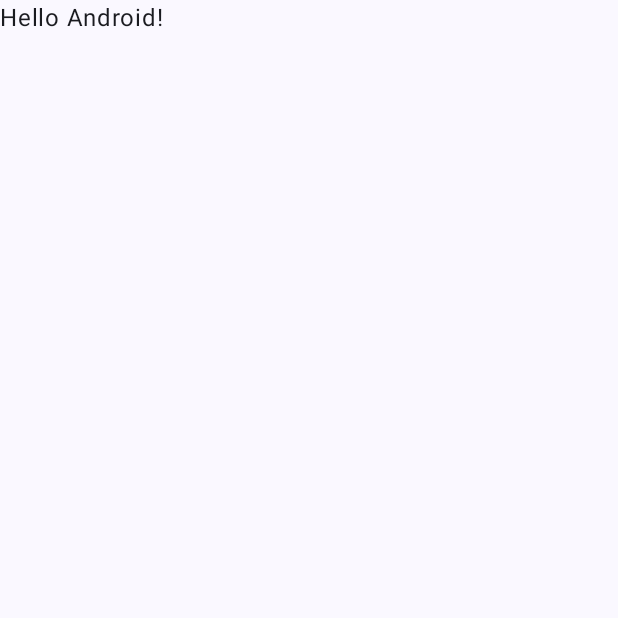
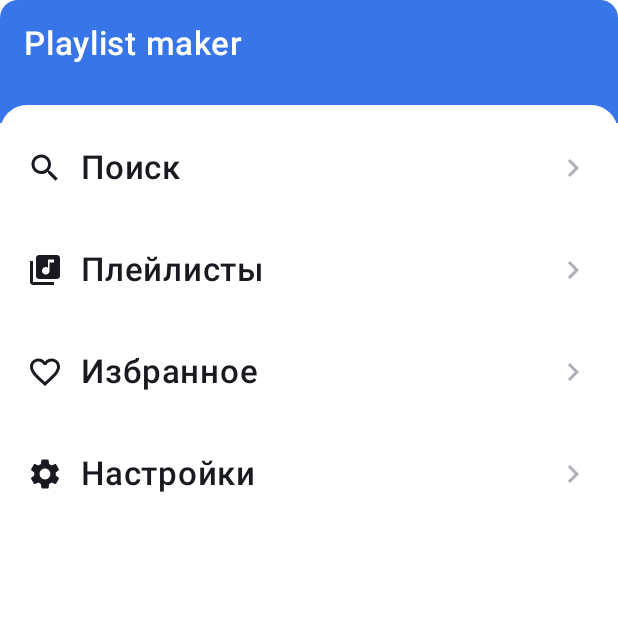
Before and after one commit to Akimov52/final-project-practicum, an Android app built with Jetpack Compose: the screen it shows after launch (MainActivity), on a phone screen of 412 x 824 dp, the top half of it. Before the commit the part shown is almost empty. Run offline under Robolectric (Android 15) with nearby library versions, the phone set to English and light mode, and no system bars.

Commit message:
Sprint 3 done

```diff
--- a/app/src/main/java/com/practicum/playlist_maker_android_akimovilya/MainActivity.kt
+++ b/app/src/main/java/com/practicum/playlist_maker_android_akimovilya/MainActivity.kt
@@ -1,47 +1,184 @@
 package com.practicum.playlist_maker_android_akimovilya
 
+import android.content.Intent
 import android.os.Bundle
+import android.widget.Toast
 import androidx.activity.ComponentActivity
 import androidx.activity.compose.setContent
-import androidx.activity.enableEdgeToEdge
-import androidx.compose.foundation.layout.fillMaxSize
-import androidx.compose.foundation.layout.padding
-import androidx.compose.material3.Scaffold
-import androidx.compose.material3.Text
+import androidx.compose.foundation.background
+import androidx.compose.foundation.clickable
+import androidx.compose.foundation.layout.*
+import androidx.compose.foundation.shape.RoundedCornerShape
+import androidx.compose.material.Icon
+import androidx.compose.material.MaterialTheme
+import androidx.compose.material.Text
 import androidx.compose.runtime.Composable
+import androidx.compose.material.icons.Icons
+import androidx.compose.material.icons.filled.ChevronRight
+import androidx.compose.material.icons.filled.LibraryMusic
+import androidx.compose.material.icons.filled.Search
+import androidx.compose.material.icons.filled.Settings
+import androidx.compose.material.icons.outlined.FavoriteBorder
+import androidx.compose.ui.Alignment
 import androidx.compose.ui.Modifier
-import androidx.compose.ui.tooling.preview.Preview
-import com.practicum.playlist_maker_android_akimovilya.ui.theme.PlaylistmakerandroidAkimovIlyaTheme
+import androidx.compose.ui.draw.clip
+import androidx.compose.ui.graphics.Color
+import androidx.compose.ui.graphics.vector.ImageVector
+import androidx.compose.ui.text.font.FontWeight
+import androidx.compose.ui.unit.dp
+import androidx.compose.ui.unit.sp
 
 class MainActivity : ComponentActivity() {
+
     override fun onCreate(savedInstanceState: Bundle?) {
         super.onCreate(savedInstanceState)
-        enableEdgeToEdge()
+
         setContent {
-            PlaylistmakerandroidAkimovIlyaTheme {
-                Scaffold(modifier = Modifier.fillMaxSize()) { innerPadding ->
-                    Greeting(
-                        name = "Android",
-                        modifier = Modifier.padding(innerPadding)
-                    )
-                }
+            MaterialTheme {
+                MainScreen(
+                    onSearchClick = {
+                        startActivity(
+                            Intent(this, SearchActivity::class.java)
+                        )
+                    },
+                    onPlaylistClick = {
+                        Toast.makeText(
+                            this,
+                            "Нажата кнопка \"Плейлисты\"",
+                            Toast.LENGTH_SHORT
+                        ).show()
+                    },
+                    onFavoritesClick = {
+                        Toast.makeText(
+                            this,
+                            "Нажата кнопка \"Избранное\"",
+                            Toast.LENGTH_SHORT
+                        ).show()
+                    },
+                    onSettingsClick = {
+                        startActivity(
+                            Intent(this, SettingsActivity::class.java)
+                        )
+                    }
+                )
             }
         }
     }
 }
 
 @Composable
-fun Greeting(name: String, modifier: Modifier = Modifier) {
-    Text(
-        text = "Hello $name!",
-        modifier = modifier
-    )
+fun MainScreen(
+    onSearchClick: () -> Unit,
+    onPlaylistClick: () -> Unit,
+    onFavoritesClick: () -> Unit,
+    onSettingsClick: () -> Unit
+) {
+    val blue = Color(0xFF3775E8)
+
+    Column(
+        modifier = Modifier
+            .fillMaxSize()
+            .background(Color.White)
+    ) {
+        Box(
+            modifier = Modifier
+                .fillMaxWidth()
+                .height(82.dp)
+                .background(
+                    blue,
+                    RoundedCornerShape(
+                        topStart = 12.dp,
+                        topEnd = 12.dp
+                    )
+                )
+                .padding(16.dp),
+            contentAlignment = Alignment.TopStart
+        ) {
+            Text(
+                text = "Playlist maker",
+                color = Color.White,
+                fontSize = 22.sp,
+                fontWeight = FontWeight.SemiBold
+            )
+        }
+
+        Column(
+            modifier = Modifier
+                .fillMaxSize()
+                .offset(y = (-12).dp)
+                .clip(
+                    RoundedCornerShape(
+                        topStart = 18.dp,
+                        topEnd = 18.dp
+                    )
+                )
+                .background(Color.White)
+                .padding(top = 8.dp)
+        ) {
+            MenuItem(
+                title = "Поиск",
+                icon = Icons.Default.Search,
+                onClick = onSearchClick
+            )
+
+            MenuItem(
+                title = "Плейлисты",
+                icon = Icons.Default.LibraryMusic,
+                onClick = onPlaylistClick
+            )
+
+            MenuItem(
+                title = "Избранное",
+                icon = Icons.Outlined.FavoriteBorder,
+                onClick = onFavoritesClick
+            )
+
+            MenuItem(
+                title = "Настройки",
+                icon = Icons.Default.Settings,
+                onClick = onSettingsClick
+            )
+        }
+    }
 }
 
-@Preview(showBackground = true)
 @Composable
-fun GreetingPreview() {
-    PlaylistmakerandroidAkimovIlyaTheme {
-        Greeting("Android")
+fun MenuItem(
+    title: String,
+    icon: ImageVector,
+    onClick: () -> Unit
+) {
+    Row(
+        modifier = Modifier
+            .fillMaxWidth()
+            .height(68.dp)
+            .clickable { onClick() }
+            .padding(horizontal = 18.dp),
+        verticalAlignment = Alignment.CenterVertically
+    ) {
+        Icon(
+            imageVector = icon,
+            contentDescription = title,
+            tint = Color(0xFF19191F),
+            modifier = Modifier.size(24.dp)
+        )
+
+        Spacer(modifier = Modifier.width(12.dp))
+
+        Text(
+            text = title,
+            fontSize = 22.sp,
+            fontWeight = FontWeight.Medium,
+            color = Color(0xFF19191F)
+        )
+
+        Spacer(modifier = Modifier.weight(1f))
+
+        Icon(
+            imageVector = Icons.Default.ChevronRight,
+            contentDescription = null,
+            tint = Color(0xFFADB0B7),
+            modifier = Modifier.size(24.dp)
+        )
     }
 }
```
Also changed, not shown: app/build.gradle.kts (+14 -2 lines), app/src/main/AndroidManifest.xml (+7 -0 lines), app/src/main/java/com/practicum/playlist_maker_android_akimovilya/SearchActivity.kt (added, +33 -0 lines), app/src/main/java/com/practicum/playlist_maker_android_akimovilya/SettingsActivity.kt (added, +33 -0 lines).
